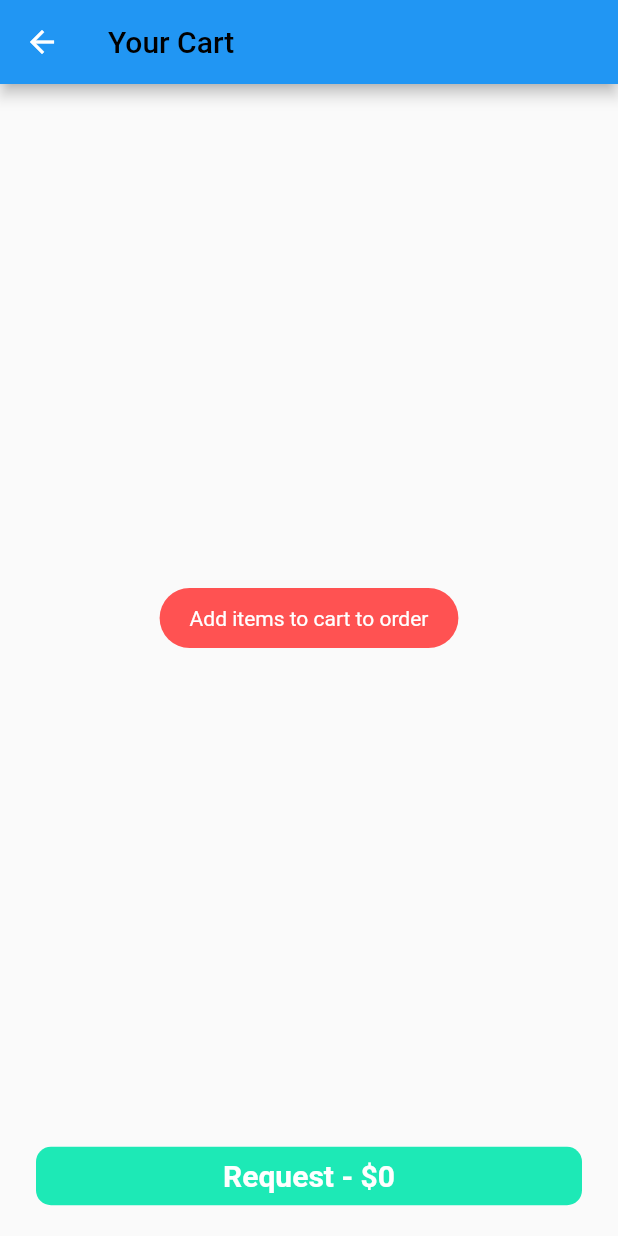
After one commit to mmcool12/omnus, a Flutter app: the CartScreen screen opened directly, after a tap on an icon or button, on a phone screen of 412 x 824 dp. The commit adds this screen. Run offline on Flutter 3.47's test engine with Material 2 defaults, Android fonts, the phone set to English and light mode, and no system bars; drawn by our look-alikes of flutter_platform_widgets; our stand-ins replace bubble, cached_network_image, cloud_firestore, firebase_auth, firebase_storage, flutter_spinkit and 4 more; accounts and stored records are empty; network calls fail.

Commit message:
added ability to order

```diff
--- a/lib/Components/MenuTiles.dart
+++ b/lib/Components/MenuTiles.dart
@@ -45,9 +45,10 @@ class MenuTiles extends StatelessWidget {
                   primary: false,
                   itemBuilder: (context, index) {
                     Map<dynamic, dynamic> item = chef.menu[index];
+                    item['chefId'] = chef.id;
 
                     return GestureDetector(
-                      onTap: () =>  OrderModal().showModal(context, chef, Meal.fromMap(item)),
+                      onTap: () =>  OrderModal().showModal(context, Meal.fromMap(item), false),
                       child: Container(
                         child: Padding(
                           padding: const EdgeInsets.all(8.0),
--- a/lib/Firestore/ChatFunctions.dart
+++ b/lib/Firestore/ChatFunctions.dart
@@ -2,8 +2,6 @@
 import 'package:cloud_firestore/cloud_firestore.dart';
 import 'package:omnus/Models/Chef.dart';
 import 'package:omnus/Models/User.dart';
-import 'package:rxdart/rxdart.dart';
-
 class ChatFunctions {
   final Firestore _db = Firestore.instance;
 
--- /dev/null
+++ b/lib/Firestore/OrderFunctions.dart
@@ -0,0 +1,49 @@
+import 'package:cloud_firestore/cloud_firestore.dart';
+import 'package:omnus/Models/Cart.dart';
+import 'package:omnus/Models/Chef.dart';
+import 'package:omnus/Models/Meal.dart';
+import 'package:omnus/Models/User.dart';
+
+class OrderFunctions{
+
+  final Firestore _db = Firestore.instance;
+
+  Map<String, List<List<Meal>>> getChefsMeals(Cart cart){
+    List<List<Meal>> temp = [];
+    cart.items.sort((a,b) => a[0].chefId.compareTo(b[0].chefId));
+    temp = cart.items;
+
+    Map<String, List<List<Meal>>> chefSorted = {};
+    while (temp.length > 0){
+      chefSorted[temp[0][0].chefId] = temp.where((list) => list[0].chefId == temp[0][0].chefId).toList();
+      temp.removeWhere(((list) => list[0].chefId == temp[0][0].chefId));
+    }
+    return chefSorted;
+  }
+
+  List<Map<dynamic, dynamic>> cartToMealMap(Cart cart){
+    List<Map<dynamic,dynamic>> orderMap = [];
+    for(List<Meal> list in cart.items){
+      orderMap.add({
+        'name' : list[0].title,
+        'quantity' : list.length
+      });
+    }
+    return orderMap;
+  }
+
+  Future<String> createOrder(Cart cart, String buyerId) async {
+    Map<String, List<List<Meal>>> chefSorted = getChefsMeals(cart);
+    for(String chefId in chefSorted.keys){
+      Cart temp = Cart.fromList(chefSorted[chefId]);
+      await _db.collection('orders').add({
+        'buyerId' : buyerId,
+        'chefId' : chefId,
+        'price' : temp.price,
+        'meals' : cartToMealMap(temp)
+      });
+    }
+    return "sucsess";
+
+  }
+}
--- /dev/null
+++ b/lib/Models/Cart.dart
@@ -0,0 +1,72 @@
+import 'package:flutter/foundation.dart';
+import 'package:omnus/Models/Meal.dart';
+
+class Cart extends ChangeNotifier {
+  final List<List<Meal>> items = [];
+
+  Cart();
+
+  factory Cart.fromList(List<List<Meal>> meals){
+    Cart cart = Cart();
+    for (List<Meal> meal in meals) cart.items.add(meal);
+    return cart;
+  }
+
+   int get length => this.items.length;
+   bool get hasItems => this.items.length > 0;
+
+   int get numItems {
+     int counter  = 0;
+     for(List<Meal> list in items){
+       counter += list.length;
+     }
+     return counter;
+   }
+
+   double get price {
+     double price = 0;
+     for(List<Meal> list in items){
+       for (Meal meal in list){
+         price += meal.price;
+       }
+     }
+     return price;
+   }
+
+
+  String formatPrice(double price){
+    if(price.roundToDouble() == price){
+      return '\$${price.round()}';
+    } else {
+      return '\$$price';
+    }
+  }
+
+  void add(List<Meal> meal) {
+    bool added = false;
+    if (items.isNotEmpty) {
+      for(var i = 0; i < items.length; i++){
+        if(this.items[i][0].title == meal[0].title && items[i][0].title == meal[0].title){
+          items[i] = items[i] + meal;
+          added = true;
+          break;
+        }
+      }
+    }
+    if(!added) {
+      items.add(meal);
+    }
+    notifyListeners();
+  }
+
+  void remove(List<Meal> meal){
+    items.remove(meal);
+    notifyListeners();
+  }
+
+
+  void clear(){
+    items.clear();
+    notifyListeners();
+  }
+}
--- a/lib/Models/Meal.dart
+++ b/lib/Models/Meal.dart
@@ -5,6 +5,7 @@ class Meal{
   double price;
   String image;
   String fireImage;
+  String chefId;
 
   bool get hasImage => this.image == "" ? false : true;
 
@@ -14,5 +15,6 @@ class Meal{
     this.price = map['price'].toDouble();
     this.image = map['image'];
     this.fireImage = map['fireImage'] ?? "";
+    this.chefId = map['chefId'];
   }
 }
--- /dev/null
+++ b/lib/SharedScreens/CartScreen.dart
@@ -0,0 +1,99 @@
+import 'package:flutter/material.dart';
+import 'package:flutter_platform_widgets/flutter_platform_widgets.dart';
+import 'package:fluttertoast/fluttertoast.dart';
+import 'package:omnus/Components/CartTile.dart';
+import 'package:omnus/Firestore/OrderFunctions.dart';
+import 'package:omnus/Models/Cart.dart';
+import 'package:omnus/Models/Meal.dart';
+import 'package:provider/provider.dart';
+
+class CartScreen extends StatelessWidget{
+  @override
+
+  Widget build(BuildContext context) {
+    double width = MediaQuery.of(context).size.width;
+    Cart cart = Provider.of<Cart>(context);
+
+    return PlatformScaffold(
+      iosContentPadding: true,
+      appBar: PlatformAppBar(
+           title: Text(
+             'Your Cart',
+            style: TextStyle(color: Colors.black),
+          ),
+          ios: (_) => CupertinoNavigationBarData(transitionBetweenRoutes: false),
+      ),
+      body: Stack(
+        fit: StackFit.expand,
+        children: <Widget>[
+          ListView.builder(
+            padding: const EdgeInsets.all(0),
+            physics: AlwaysScrollableScrollPhysics(),
+            itemCount: cart.length,
+            itemBuilder: (context, index) {
+              return CartTile(meal: cart.items[index]);
+            }
+          ),
+          Positioned(
+          bottom: 0,
+          width: width,
+          child: Padding(
+            padding: const EdgeInsets.symmetric(horizontal: 8.0, vertical: 16.0),
+            child: Container(
+              width: double.infinity,
+              child: FlatButton(
+                highlightColor: Colors.white,
+                splashColor: Colors.white10,
+                onPressed: () async {
+                  if(cart.hasItems) {
+                    await showPlatformModalSheet(
+                      context: context,
+                      builder: (BuildContext context) {
+                        OrderFunctions().createOrder(cart, 'buyerId')
+                        .then((results) => Navigator.pop(context));
+                        return Center(child: PlatformCircularProgressIndicator());
+                      }
+                    );
+                    cart.clear();
+                    Future.delayed(Duration(milliseconds: 300), () async {
+                      Fluttertoast.showToast(
+                      msg: 'Request Complete',
+                      backgroundColor: Colors.tealAccent[400],
+                      gravity: ToastGravity.CENTER,
+                    );
+                  });
+                  } else{
+                    Fluttertoast.showToast(
+                      msg: "Add items to cart to order",
+                      backgroundColor: Colors.redAccent,
+                      gravity: ToastGravity.CENTER
+                    );
+                  }
+                },
+                child: Container(
+                    width: double.infinity,
+                    decoration: BoxDecoration(
+                      color: Colors.tealAccent[400],
+                      borderRadius: BorderRadius.circular(10),
+                    ),
+                    child: Padding(
+                      padding: const EdgeInsets.all(8.0),
+                      child: Text(
+                        'Request - ${cart.formatPrice(cart.price)}',
+                        style: TextStyle(
+                            fontSize: 20,
+                            color: Colors.white,
+                            fontWeight: FontWeight.bold),
+                            textAlign: TextAlign.center,
+                      ),
+                    )),
+              ),
+            ),
+          )),
+        ],
+      ),
+
+    );
+  }
+
+}
--- a/lib/SharedScreens/HomeScreen.dart
+++ b/lib/SharedScreens/HomeScreen.dart
@@ -3,6 +3,8 @@ import 'package:cloud_firestore/cloud_firestore.dart';
 import 'package:flutter/cupertino.dart';
 import 'package:flutter/material.dart';
 import 'package:flutter_platform_widgets/flutter_platform_widgets.dart';
+import 'package:omnus/Components/CartButton.dart';
+import 'package:omnus/Models/Cart.dart';
 import 'package:transparent_image/transparent_image.dart';
 import 'package:getflutter/components/rating/gf_rating.dart';
 import 'package:omnus/Components/SearchBar.dart';
@@ -26,6 +28,7 @@ class _HomeScreenState extends State<HomeScreen> {
   @override
   void initState() {
     allChefs = SearchFunctions().getAllChefs();
+    print('hello');
     super.initState();
   }
 
@@ -75,7 +78,9 @@ class _HomeScreenState extends State<HomeScreen> {
             // ),
           ],
         ),
-        body: FutureBuilder<QuerySnapshot>(
+        body: Stack(
+          children: <Widget>[
+            FutureBuilder<QuerySnapshot>(
                 future: allChefs,
                 builder: (context, snapshot) {
                   if (snapshot.hasData) {
@@ -84,6 +89,7 @@ class _HomeScreenState extends State<HomeScreen> {
                       chefs.add(Chef.fromFirestore(snap));
                     chefs.sort((a, b) => b.numReviews.compareTo(a.numReviews));
                     return GridView.count(
+                      physics: AlwaysScrollableScrollPhysics(),
                       crossAxisCount: 1,
                       children: List.generate(chefs.length, (index) {
                         return Padding(
@@ -96,6 +102,11 @@ class _HomeScreenState extends State<HomeScreen> {
                     return Text("Loading");
                   }
                 }),
+                Consumer<Cart>(builder: (BuildContext context, Cart cart, Widget child) {
+              return CartButton(cart: cart, padding: true);
+            },),
+          ],
+        ),
       );
     } else {
       return Center(child: Text('Loading'));
--- a/lib/SharedScreens/LoadingScreen.dart
+++ b/lib/SharedScreens/LoadingScreen.dart
@@ -7,6 +7,7 @@ import 'dart:io';
 import 'package:flutter/cupertino.dart';
 import 'package:flutter/material.dart';
 import 'package:flutter_platform_widgets/flutter_platform_widgets.dart';
+import 'package:omnus/SharedScreens/CartScreen.dart';
 import 'package:omnus/SharedScreens/ChatScreen.dart';
 import 'package:omnus/SharedScreens/HomeScreen.dart';
 import 'package:omnus/SharedScreens/ProfileScreen.dart';
@@ -40,6 +41,7 @@ class _LoadingScreenState extends State<LoadingScreen> {
     ProfileScreen(),
     HomeScreen(),
     ChatScreen(),
+    //CartScreen()
   ];
 
   @override
--- a/lib/main.dart
+++ b/lib/main.dart
@@ -7,6 +7,7 @@ import 'package:flutter/cupertino.dart';
 import 'package:flutter/material.dart';
 import 'package:flutter_platform_widgets/flutter_platform_widgets.dart';
 import 'package:omnus/Auth/AuthScreen.dart';
+import 'package:omnus/Models/Cart.dart';
 import 'package:omnus/SharedScreens/BabyScreen.dart';
 import 'package:omnus/SharedScreens/ChefDetailsScreen.dart';
 import 'package:omnus/SharedScreens/LoginScreen.dart';
@@ -33,6 +34,7 @@ class MyApp extends StatelessWidget {
         providers: [
           StreamProvider<FirebaseUser>.value(
               value: FirebaseAuth.instance.onAuthStateChanged),
+              ChangeNotifierProvider(create: (context) => Cart())
         ],
         child: PlatformApp(
           debugShowCheckedModeBanner: false,
--- a/pubspec.yaml
+++ b/pubspec.yaml
@@ -35,7 +35,7 @@ dependencies:
   cached_network_image: ^2.0.0
   transparent_image: ^1.0.0
   flutter_platform_widgets: ^0.32.5
-  rxdart: ^0.24.0
+  fluttertoast: ^4.0.0
 
 
 
```
Also changed, not shown: lib/Components/CartButton.dart (added, +54 -0 lines), lib/Components/CartTile.dart (added, +54 -0 lines), lib/Components/OrderModal.dart (+91 -38 lines), lib/SharedScreens/ChefDetailsScreen.dart (+15 -3 lines), pubspec.lock, 4 other files. Lines whose indentation alone changed are shown as unchanged.
